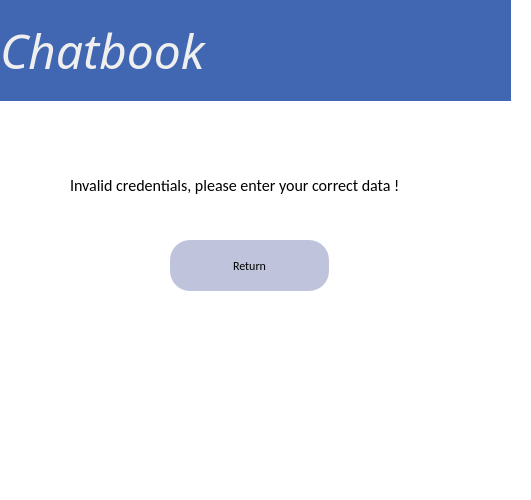
Qt form error.ui (Sastiazaran/chatRooms) before a commit.
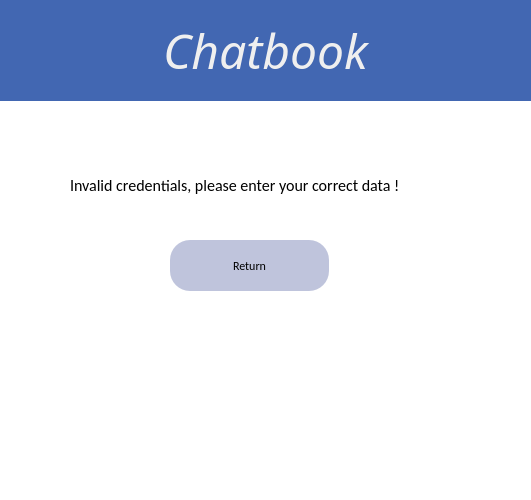
The same form after that commit.

```diff
--- a/error.ui
+++ b/error.ui
@@ -95,7 +95,7 @@
     <rect>
      <x>0</x>
      <y>0</y>
-     <width>511</width>
+     <width>531</width>
      <height>101</height>
     </rect>
    </property>
@@ -116,6 +116,9 @@
    <property name="text">
     <string>Chatbook</string>
    </property>
+   <property name="alignment">
+    <set>Qt::AlignCenter</set>
+   </property>
   </widget>
  </widget>
  <resources/>
```
